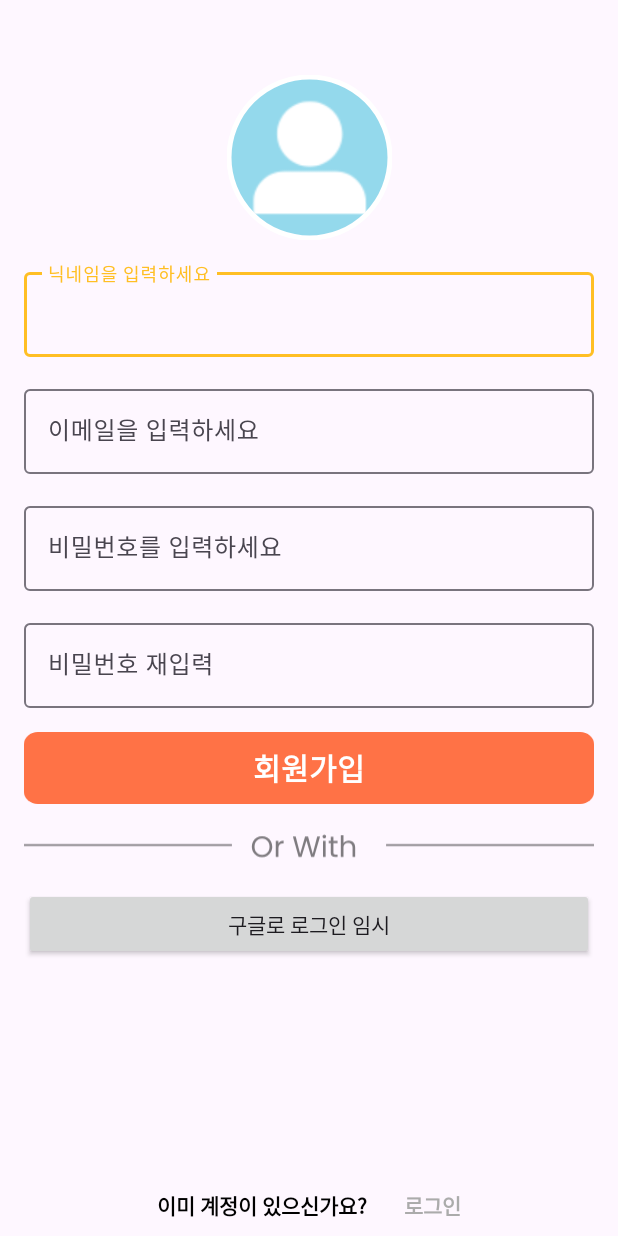
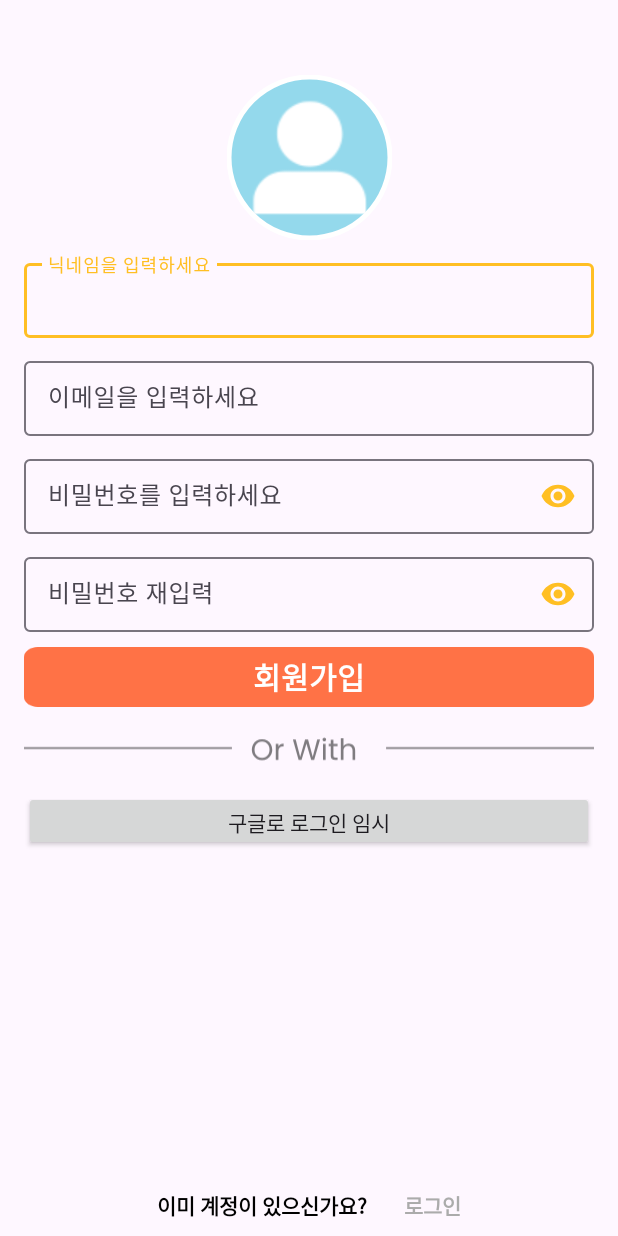
Before and after one commit to AndroidEarlyBirdy/EarlyBirdy, an Android app: the SignupActivity screen opened directly, with no data from a screen before it, on a phone screen of 412 x 824 dp. Run offline under Robolectric (Android 15) with nearby library versions, the phone set to English and light mode, and no system bars; our stand-ins replace Firebase (no records; nobody signed in at launch, a user with empty details on screens opened directly).

Commit message:
ui: 로그인 회원가입 passwordToggleEnabled 속성 추가

```diff
--- a/app/src/main/res/layout/activity_signin.xml
+++ b/app/src/main/res/layout/activity_signin.xml
@@ -66,7 +66,9 @@
         android:layout_marginTop="5dp"
         app:layout_constraintEnd_toEndOf="parent"
         app:layout_constraintStart_toStartOf="parent"
-        app:layout_constraintTop_toBottomOf="@+id/tv_password">
+        app:layout_constraintTop_toBottomOf="@+id/tv_password"
+        app:passwordToggleEnabled="true"
+        app:passwordToggleTint="#FFBF24">
 
         <com.google.android.material.textfield.TextInputEditText
             android:id="@+id/tit_password"
@@ -120,11 +122,11 @@
         android:id="@+id/tv_finish"
         android:layout_width="wrap_content"
         android:layout_height="wrap_content"
+        android:layout_marginStart="80dp"
+        android:layout_marginBottom="15dp"
         android:text="나가기"
         android:textColor="#ABABAB"
         android:textStyle="bold"
-        android:layout_marginBottom="15dp"
-        android:layout_marginStart="80dp"
         app:layout_constraintBottom_toBottomOf="parent"
         app:layout_constraintEnd_toStartOf="@+id/tv_btn_signup"
         app:layout_constraintStart_toStartOf="parent" />
@@ -133,11 +135,11 @@
         android:id="@+id/tv_btn_signup"
         android:layout_width="wrap_content"
         android:layout_height="wrap_content"
+        android:layout_marginEnd="80dp"
+        android:layout_marginBottom="15dp"
         android:text="회원가입"
         android:textColor="#ABABAB"
         android:textStyle="bold"
-        android:layout_marginBottom="15dp"
-        android:layout_marginEnd="80dp"
         app:layout_constraintBottom_toBottomOf="parent"
         app:layout_constraintEnd_toEndOf="parent"
         app:layout_constraintStart_toEndOf="@+id/tv_finish" />
--- a/app/src/main/res/layout/activity_signup.xml
+++ b/app/src/main/res/layout/activity_signup.xml
@@ -30,7 +30,7 @@
         android:layout_width="match_parent"
         android:layout_height="wrap_content"
         android:layout_marginHorizontal="16dp"
-        android:layout_marginTop="16dp"
+        android:layout_marginTop="10dp"
         app:layout_constraintEnd_toEndOf="parent"
         app:layout_constraintStart_toStartOf="parent"
         app:layout_constraintTop_toBottomOf="@+id/iv_profile">
@@ -38,7 +38,7 @@
         <com.google.android.material.textfield.TextInputEditText
             android:id="@+id/tit_nickname"
             android:layout_width="match_parent"
-            android:layout_height="match_parent"
+            android:layout_height="50dp"
             android:hint="닉네임을 입력하세요"
             android:textColor="#CC999999" />
     </com.google.android.material.textfield.TextInputLayout>
@@ -48,7 +48,7 @@
         android:layout_width="match_parent"
         android:layout_height="wrap_content"
         android:layout_marginHorizontal="16dp"
-        android:layout_marginTop="16dp"
+        android:layout_marginTop="10dp"
         app:layout_constraintEnd_toEndOf="parent"
         app:layout_constraintStart_toStartOf="parent"
         app:layout_constraintTop_toBottomOf="@+id/til_nickname">
@@ -56,7 +56,7 @@
         <com.google.android.material.textfield.TextInputEditText
             android:id="@+id/tit_email"
             android:layout_width="match_parent"
-            android:layout_height="match_parent"
+            android:layout_height="50dp"
             android:hint="이메일을 입력하세요"
             android:textColor="#CC999999" />
     </com.google.android.material.textfield.TextInputLayout>
@@ -66,17 +66,19 @@
         android:layout_width="match_parent"
         android:layout_height="wrap_content"
         android:layout_marginHorizontal="16dp"
-        android:layout_marginTop="16dp"
+        android:layout_marginTop="10dp"
         app:layout_constraintEnd_toEndOf="parent"
         app:layout_constraintStart_toStartOf="parent"
-        app:layout_constraintTop_toBottomOf="@+id/til_email">
+        app:layout_constraintTop_toBottomOf="@+id/til_email"
+        app:passwordToggleEnabled="true"
+        app:passwordToggleTint="#FFBF24">
 
         <com.google.android.material.textfield.TextInputEditText
             android:id="@+id/tit_password"
             android:layout_width="match_parent"
-            android:layout_height="match_parent"
+            android:layout_height="50dp"
+            android:hint="비밀번호를 입력하세요"
             android:inputType="textPassword"
-            android:hint="비밀번호를 입력하세요"
             android:textColor="#CC999999" />
     </com.google.android.material.textfield.TextInputLayout>
 
@@ -85,17 +87,19 @@
         android:layout_width="match_parent"
         android:layout_height="wrap_content"
         android:layout_marginHorizontal="16dp"
-        android:layout_marginTop="16dp"
+        android:layout_marginTop="10dp"
         app:layout_constraintEnd_toEndOf="parent"
         app:layout_constraintStart_toStartOf="parent"
-        app:layout_constraintTop_toBottomOf="@+id/til_password">
+        app:layout_constraintTop_toBottomOf="@+id/til_password"
+        app:passwordToggleEnabled="true"
+        app:passwordToggleTint="#FFBF24">
 
         <com.google.android.material.textfield.TextInputEditText
             android:id="@+id/tit_password_check"
             android:layout_width="match_parent"
-            android:layout_height="match_parent"
+            android:layout_height="50dp"
+            android:hint="비밀번호 재입력"
             android:inputType="textPassword"
-            android:hint="비밀번호 재입력"
             android:textColor="#CC999999" />
     </com.google.android.material.textfield.TextInputLayout>
 
@@ -103,9 +107,9 @@
     <androidx.appcompat.widget.AppCompatButton
         android:id="@+id/btn_signup"
         android:layout_width="match_parent"
-        android:layout_height="wrap_content"
+        android:layout_height="40dp"
         android:layout_marginHorizontal="16dp"
-        android:layout_marginTop="16dp"
+        android:layout_marginTop="10dp"
         android:background="@drawable/btn_sign_background"
         android:text="회원가입"
         android:textColor="@color/white"
@@ -131,7 +135,7 @@
     <androidx.appcompat.widget.AppCompatButton
         android:id="@+id/btn_signup_google"
         android:layout_width="match_parent"
-        android:layout_height="wrap_content"
+        android:layout_height="40dp"
         android:layout_marginHorizontal="16dp"
         android:layout_marginTop="16dp"
         android:text="구글로 로그인 임시"
@@ -143,9 +147,9 @@
         android:id="@+id/tv_check_signin"
         android:layout_width="wrap_content"
         android:layout_height="wrap_content"
-        android:text="이미 계정이 있으신가요?"
         android:layout_marginStart="80dp"
         android:layout_marginBottom="10dp"
+        android:text="이미 계정이 있으신가요?"
         android:textColor="@color/black"
         android:textStyle="bold"
         app:layout_constraintBottom_toBottomOf="parent"
@@ -156,9 +160,9 @@
         android:id="@+id/tv_btn_signin"
         android:layout_width="wrap_content"
         android:layout_height="wrap_content"
-        android:text="로그인"
         android:layout_marginEnd="80dp"
         android:layout_marginBottom="10dp"
+        android:text="로그인"
         android:textColor="#ABABAB"
         android:textStyle="bold"
         app:layout_constraintBottom_toBottomOf="parent"
```
